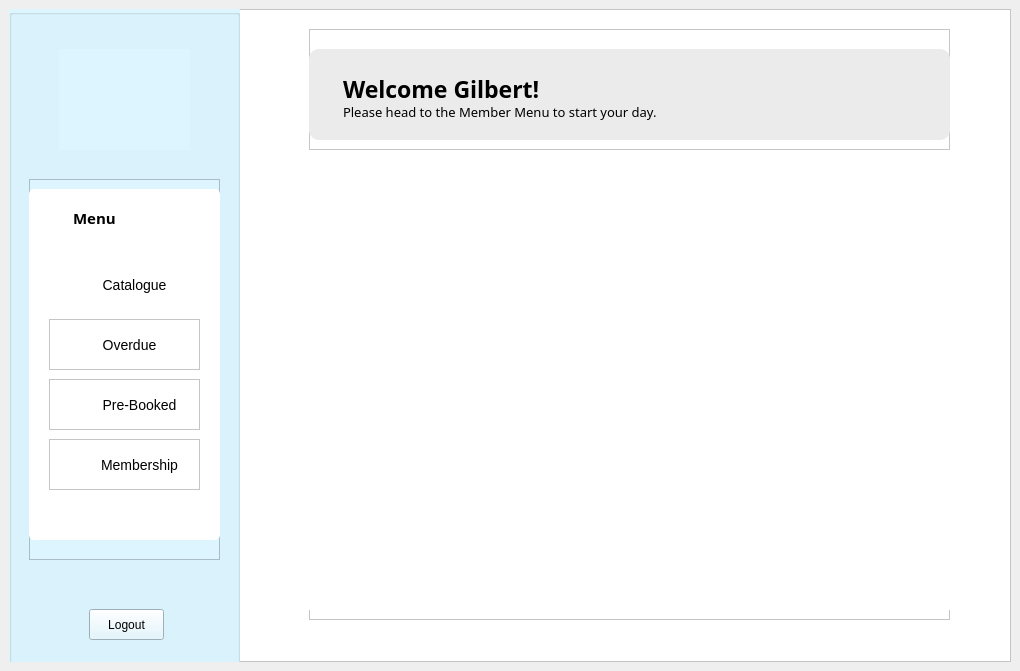
TenacioussD/library_information_system, file LIS/memberhome.ui: the form before one commit.
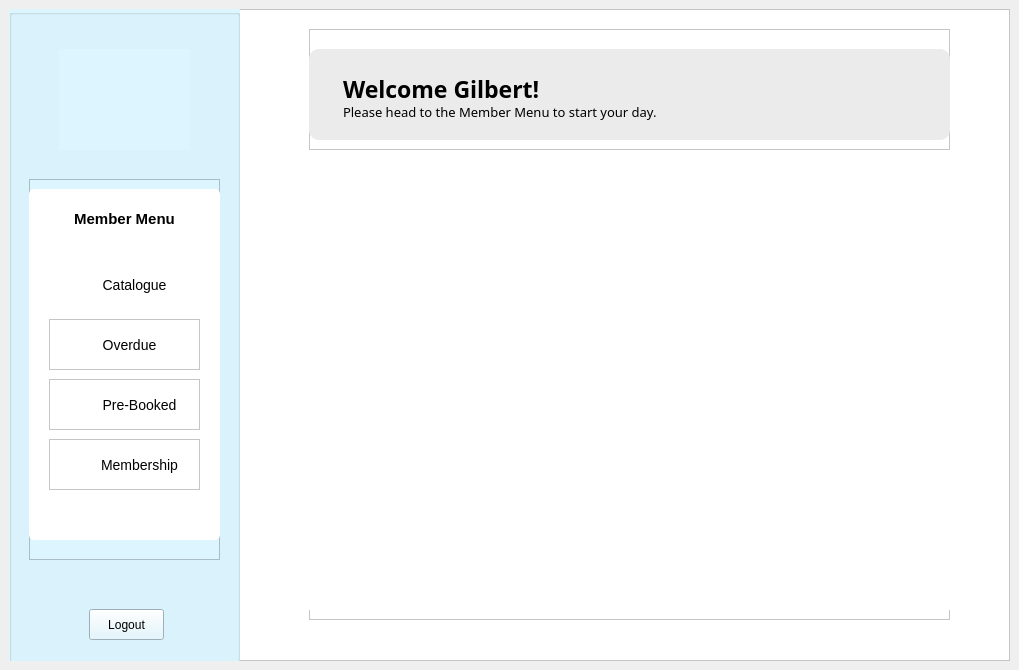
The form after the commit. Icons and pictures are not drawn.

```diff
--- a/LIS/memberhome.ui
+++ b/LIS/memberhome.ui
@@ -6,8 +6,8 @@
    <rect>
     <x>0</x>
     <y>0</y>
-    <width>1020</width>
-    <height>671</height>
+    <width>1019</width>
+    <height>670</height>
    </rect>
   </property>
   <property name="windowTitle">
@@ -360,44 +360,37 @@
           </property>
          </widget>
         </widget>
-        <widget class="QPlainTextEdit" name="plainTextEdit_6">
+        <widget class="QLabel" name="label">
          <property name="geometry">
           <rect>
-           <x>40</x>
+           <x>0</x>
            <y>30</y>
-           <width>111</width>
-           <height>31</height>
+           <width>191</width>
+           <height>20</height>
           </rect>
          </property>
+         <property name="layoutDirection">
+          <enum>Qt::LeftToRight</enum>
+         </property>
          <property name="styleSheet">
-          <string notr="true">font-family: Baloo 2;
-font-weight: bold;
+          <string notr="true">font-weight: bold;
 background: white;
 font-size: 15px;
 </string>
          </property>
-         <property name="frameShape">
-          <enum>QFrame::NoFrame</enum>
-         </property>
-         <property name="frameShadow">
-          <enum>QFrame::Plain</enum>
-         </property>
-         <property name="verticalScrollBarPolicy">
-          <enum>Qt::ScrollBarAlwaysOff</enum>
-         </property>
-         <property name="plainText">
+         <property name="text">
           <string>Member Menu</string>
          </property>
-         <property name="backgroundVisible">
-          <bool>false</bool>
+         <property name="alignment">
+          <set>Qt::AlignCenter</set>
          </property>
         </widget>
         <zorder>listWidget_2</zorder>
         <zorder>overdue_1</zorder>
-        <zorder>plainTextEdit_6</zorder>
         <zorder>membership_1</zorder>
         <zorder>catalogue_1</zorder>
         <zorder>status_1</zorder>
+        <zorder>label</zorder>
        </widget>
       </widget>
       <widget class="QFrame" name="heading">
```
